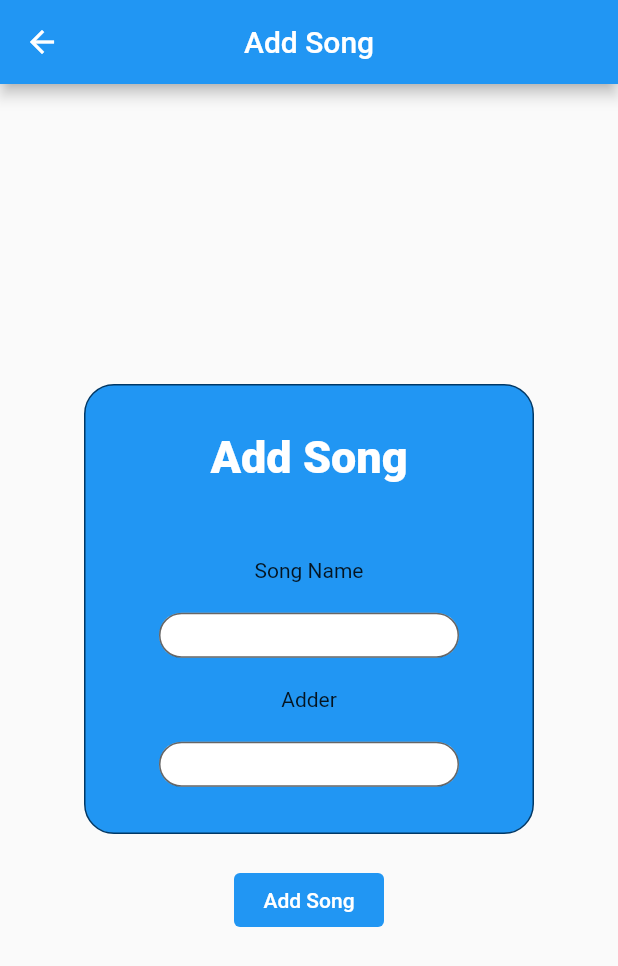
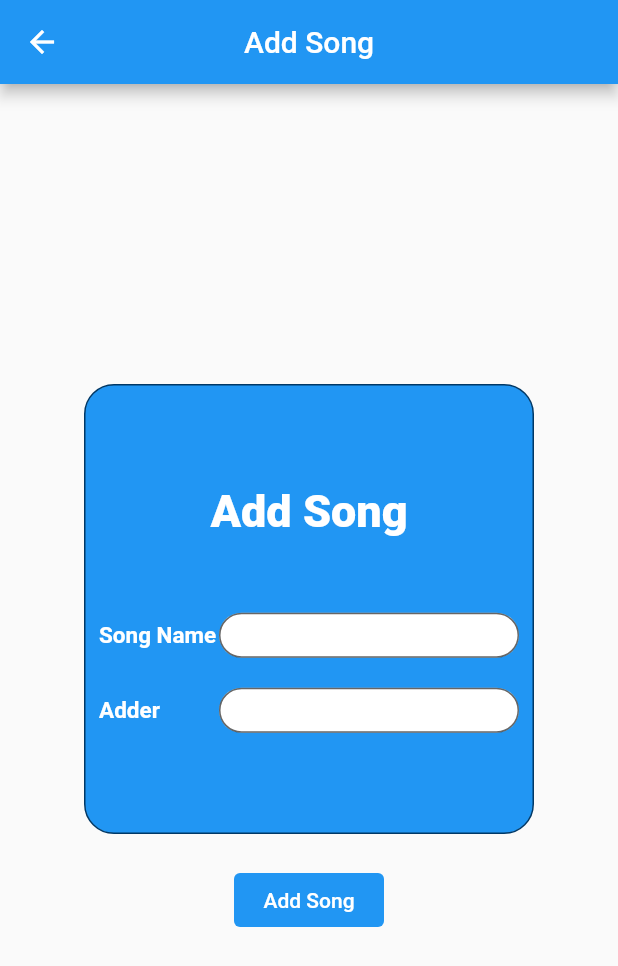
Before and after one commit to yusufmsabeh/Dart-Files, a Flutter app: the AddSong screen opened directly, on a phone screen of 412 x 824 dp. Shown: the top 966 px of the screen. Run offline on Flutter 3.47's test engine with Material 2 defaults, Android fonts, the light colour scheme and no system bars; missing offline and left inert: dart:ffi.

Commit message:
addd song screen

```diff
--- a/flutterProjects/qit/lib/addSongScreen.dart
+++ b/flutterProjects/qit/lib/addSongScreen.dart
@@ -20,6 +20,7 @@ class AddSong extends StatelessWidget {
       body: Center(
         child: Column(mainAxisAlignment: MainAxisAlignment.center, children: [
           Container(
+            // padding: EdgeInsets.all(8),
             width: 300,
             height: 300,
             decoration: BoxDecoration(
@@ -36,7 +37,18 @@ class AddSong extends StatelessWidget {
               SizedBox(
                 height: 50,
               ),
-              Text("Song Name"),
+              Row(
+                mainAxisAlignment: MainAxisAlignment.center,
+                children: [
+                  SizedBox(
+                      width: 80,
+                      child: Text(
+                        "Song Name",
+                        style: TextStyle(
+                            fontSize: 15,
+                            fontWeight: FontWeight.bold,
+                            color: Colors.white),
+                      )),
                   SizedBox(
                     height: 20,
                   ),
@@ -52,13 +64,23 @@ class AddSong extends StatelessWidget {
                               borderSide: new BorderSide(color: Colors.blue))),
                     ),
                   ),
+                ],
+              ),
               SizedBox(
                 height: 20,
               ),
-              Text("Adder"),
+              Row(
+                mainAxisAlignment: MainAxisAlignment.center,
+                children: [
                   SizedBox(
-                height: 20,
-              ),
+                      width: 80,
+                      child: Text(
+                        "Adder",
+                        style: TextStyle(
+                            fontSize: 15,
+                            fontWeight: FontWeight.bold,
+                            color: Colors.white),
+                      )),
                   SizedBox(
                       height: hieght,
                       width: width,
@@ -68,8 +90,11 @@ class AddSong extends StatelessWidget {
                             fillColor: Colors.white,
                             border: new OutlineInputBorder(
                                 borderRadius: BorderRadius.circular(20),
-                            borderSide: new BorderSide(color: Colors.blue))),
+                                borderSide:
+                                    new BorderSide(color: Colors.blue))),
                       ))
+                ],
+              ),
             ]),
           ),
           SizedBox(
```
Lines whose indentation alone changed are shown as unchanged.
